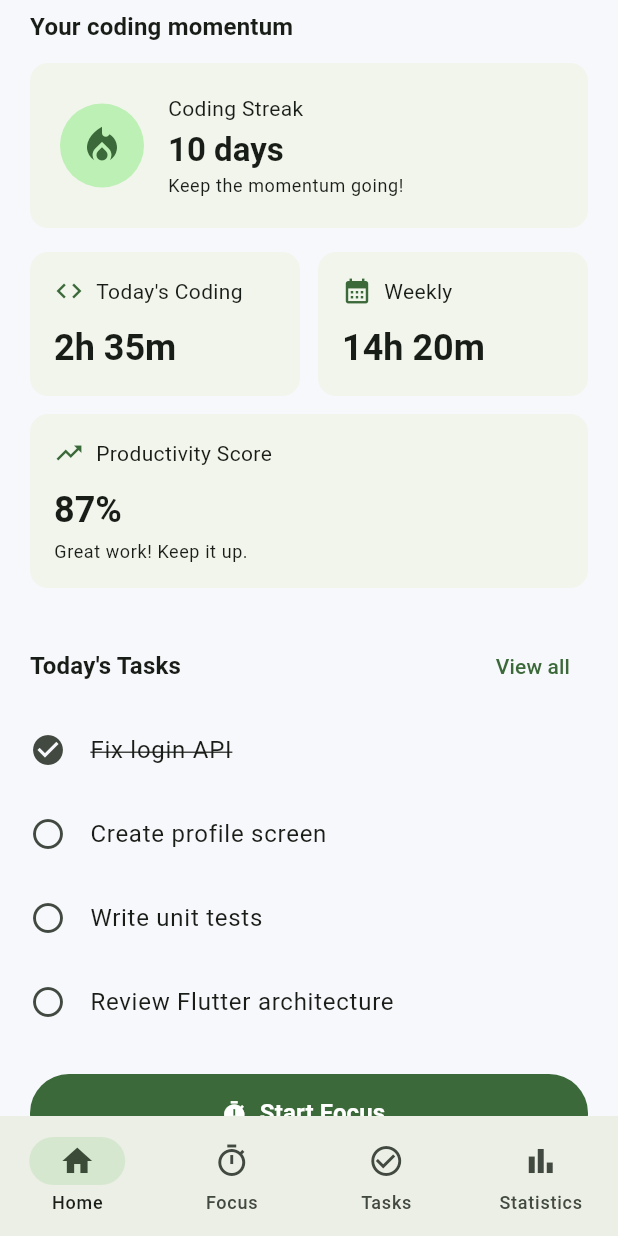
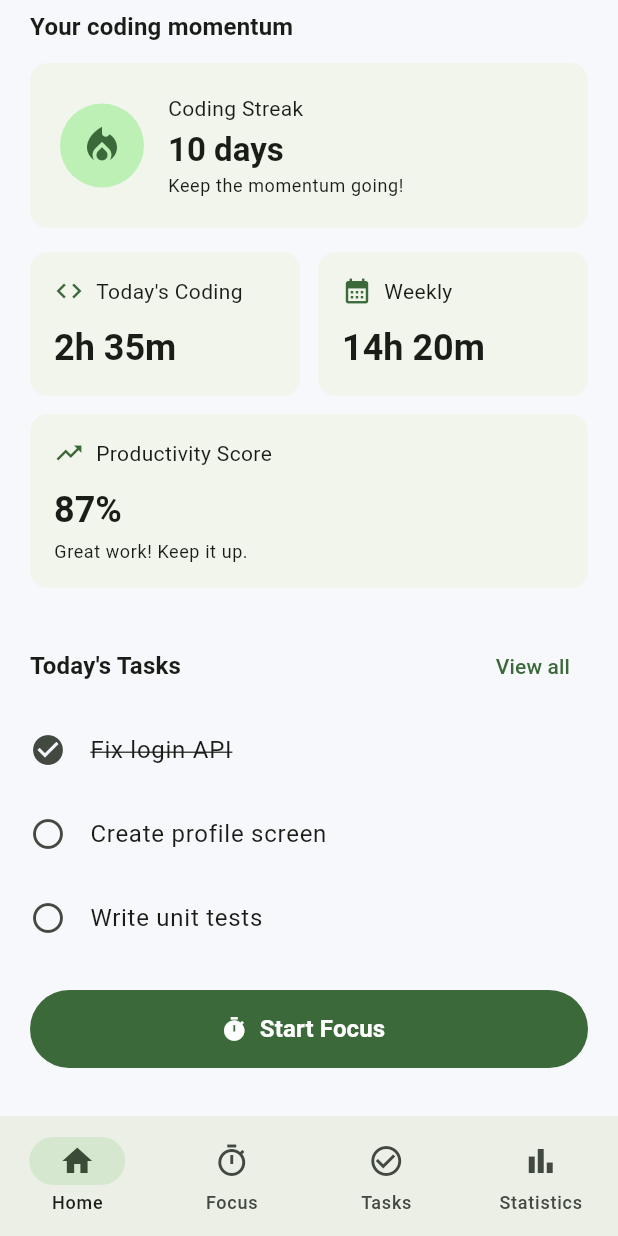
Before and after one commit to mayankahuja-pro/code_flux, a Flutter app: the screen it shows after launch, scrolled down 102 dp, on a phone screen of 412 x 824 dp. Run offline on Flutter 3.47's test engine with Material 3 defaults, Android fonts, the phone set to English and light mode, and no system bars.

Commit message:
Refactor HomeScreen to utilize ProductivityProvider for task management and improve UI responsiveness

```diff
--- a/lib/screens/home_screen.dart
+++ b/lib/screens/home_screen.dart
@@ -1,7 +1,8 @@
 import 'package:flutter/material.dart';
 import 'package:intl/intl.dart';
+import 'package:provider/provider.dart';
 
-import '../models/task.dart';
+import '../providers/productivity_provider.dart';
 import '../utils/constants.dart';
 import '../widgets/coding_streak.dart';
 import '../widgets/stat_card.dart';
@@ -12,34 +13,10 @@ class HomeScreen extends StatelessWidget {
 
   @override
   Widget build(BuildContext context) {
+    final provider = context.watch<ProductivityProvider>();
+    final tasks = provider.tasks;
+
     final today = DateFormat('EEEE, d MMMM').format(DateTime.now());
-
-    final tasks = [
-      Task(
-        id: '1',
-        title: 'Fix login API',
-        isCompleted: true,
-        createdAt: DateTime.now(),
-      ),
-      Task(
-        id: '2',
-        title: 'Create profile screen',
-        isCompleted: false,
-        createdAt: DateTime.now(),
-      ),
-      Task(
-        id: '3',
-        title: 'Write unit tests',
-        isCompleted: false,
-        createdAt: DateTime.now(),
-      ),
-      Task(
-        id: '4',
-        title: 'Review Flutter architecture',
-        isCompleted: false,
-        createdAt: DateTime.now(),
-      ),
-    ];
 
     return SafeArea(
       child: CustomScrollView(
@@ -51,7 +28,8 @@ class HomeScreen extends StatelessWidget {
                 [
                   Text(
                     _getGreeting(),
-                    style: Theme.of(context).textTheme.headlineMedium?.copyWith(
+                    style:
+                        Theme.of(context).textTheme.headlineMedium?.copyWith(
                               fontWeight: FontWeight.bold,
                             ),
                   ),
@@ -60,24 +38,19 @@ class HomeScreen extends StatelessWidget {
                     today,
                     style: Theme.of(context).textTheme.bodyMedium,
                   ),
-
                   const SizedBox(height: 24),
-
                   Text(
                     'Your coding momentum',
-                    style: Theme.of(context).textTheme.titleMedium?.copyWith(
+                    style:
+                        Theme.of(context).textTheme.titleMedium?.copyWith(
                               fontWeight: FontWeight.w600,
                             ),
                   ),
-
                   const SizedBox(height: 12),
-
-                  CodingStreak(
+                  const CodingStreak(
                     streak: AppConstants.mockStreak,
                   ),
-
                   const SizedBox(height: 16),
-
                   Row(
                     children: [
                       Expanded(
@@ -99,29 +72,16 @@ class HomeScreen extends StatelessWidget {
                           icon: Icons.calendar_month,
                         ),
                       ),
-                      // const SizedBox(width: 12),
-                      // Expanded(
-                      //   child: StatCard(
-                      //     title: 'done Sessions',
-                      //     value:  12.toString(),
-                      //     icon: Icons.checklist_rounded,
-                      //   ),
-                      // ),
-
                     ],
                   ),
-
                   const SizedBox(height: 12),
-
-                  StatCard(
+                  const StatCard(
                     title: 'Productivity Score',
-                    value: '${AppConstants.mockProductivityScore}%',
+                    value: '87%',
                     icon: Icons.trending_up,
                     subtitle: 'Great work! Keep it up.',
                   ),
-
                   const SizedBox(height: 28),
-
                   Row(
                     mainAxisAlignment: MainAxisAlignment.spaceBetween,
                     children: [
@@ -133,24 +93,30 @@ class HomeScreen extends StatelessWidget {
                                 ),
                       ),
                       TextButton(
-                        onPressed: () {},
+                        onPressed: () {
+                          // Navigation will be improved later.
+                        },
                         child: const Text('View all'),
                       ),
                     ],
                   ),
-
                   const SizedBox(height: 4),
-
-                  ...tasks.map(
+                  if (tasks.isEmpty)
+                    const Padding(
+                      padding: EdgeInsets.symmetric(vertical: 20),
+                      child: Text('No tasks for today.'),
+                    )
+                  else
+                    ...tasks.take(3).map(
                           (task) => TaskTile(task: task),
                         ),
-
                   const SizedBox(height: 20),
-
                   SizedBox(
                     height: 52,
                     child: FilledButton.icon(
-                      onPressed: () {},
+                      onPressed: () {
+                        // Focus functionality comes in Phase 4.
+                      },
                       icon: const Icon(Icons.timer),
                       label: const Text(
                         'Start Focus',
```
Lines whose indentation alone changed are shown as unchanged.
